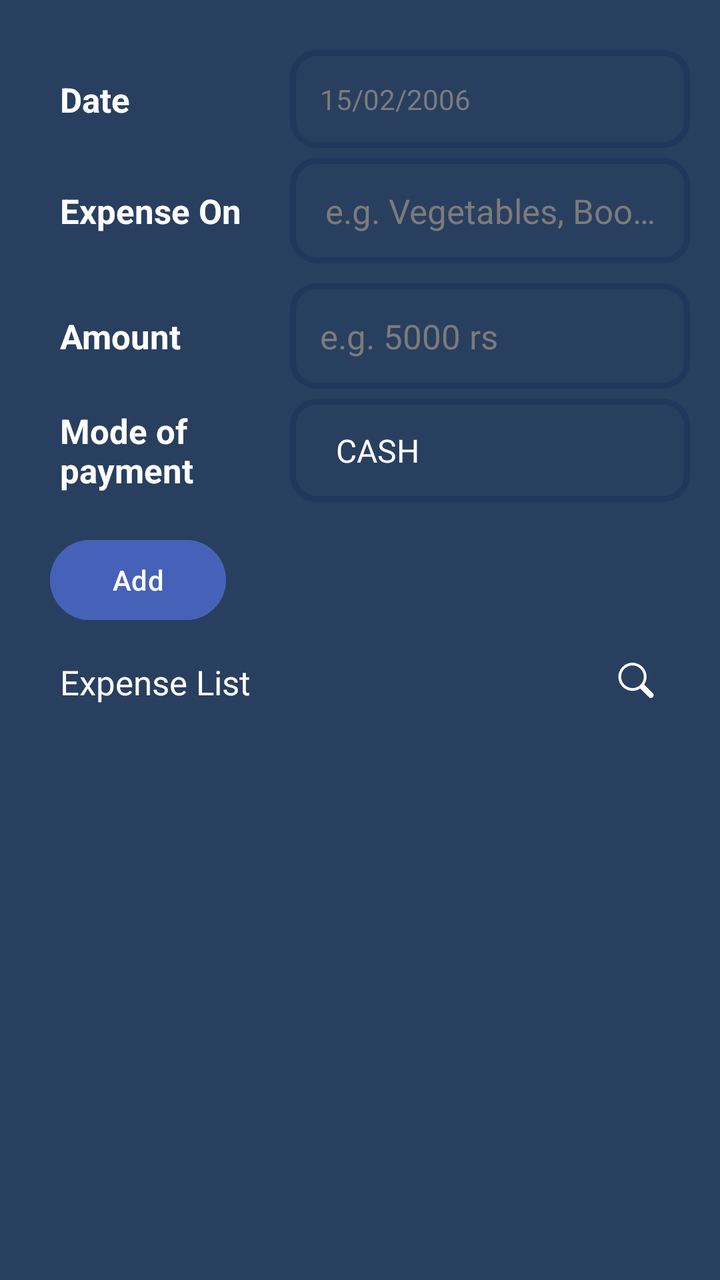
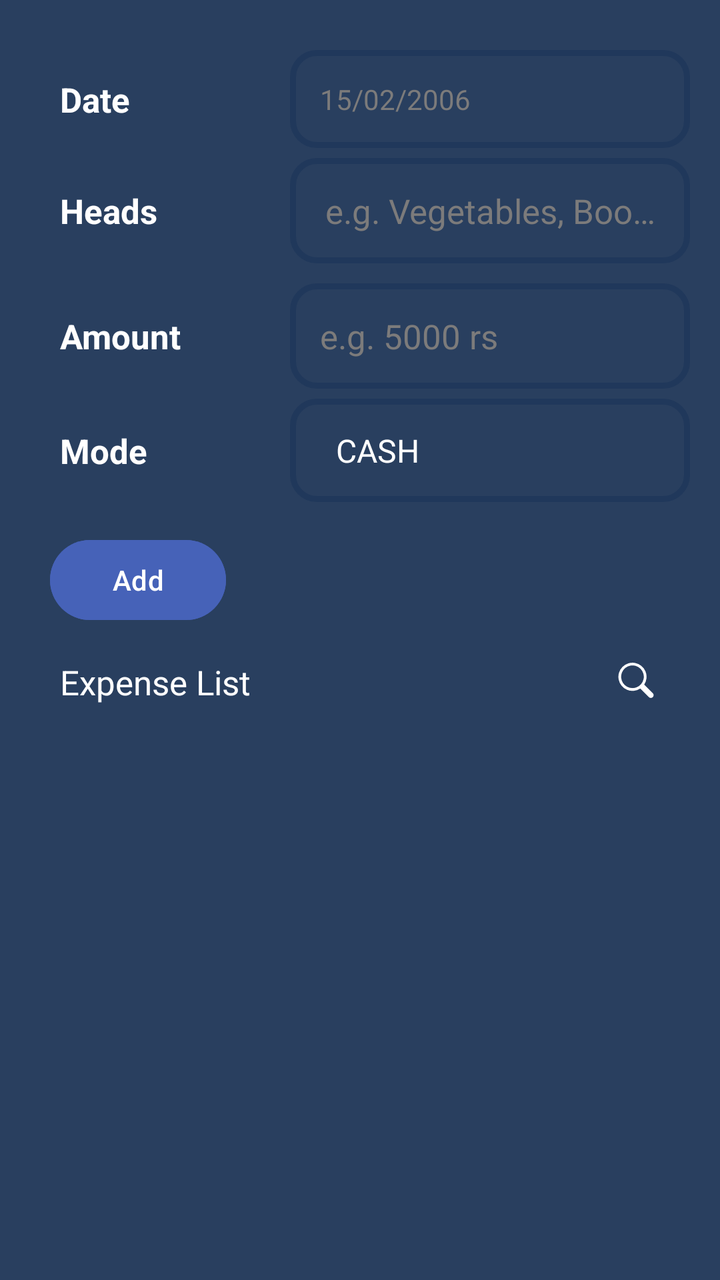

Two renders of the same Android screen: before a commit and after it. Below are the layout's source before the change and the commit's diff.
<!-- AndroidManifest.xml: application theme Theme.GharKharch -->
<!-- res/layout/fragment_book_expense.xml -->
<?xml version="1.0" encoding="utf-8"?>
<androidx.constraintlayout.widget.ConstraintLayout xmlns:android="http://schemas.android.com/apk/res/android"
    xmlns:app="http://schemas.android.com/apk/res-auto"
    android:layout_width="match_parent"
    android:layout_height="match_parent"
    android:background="@color/backgroundColor"
    android:padding="@dimen/padding_large">

    <TextView
        android:layout_width="0dp"
        android:layout_height="wrap_content"
        android:layout_marginVertical="@dimen/margin_medium"
        android:padding="@dimen/padding_large"
        android:text="Date"
        android:textSize="@dimen/text_size_large"
        android:textStyle="bold"
        app:layout_constraintBottom_toBottomOf="@id/date_picker"
        app:layout_constraintEnd_toStartOf="@id/date_picker"
        app:layout_constraintStart_toStartOf="parent"
        app:layout_constraintTop_toTopOf="@id/date_picker" />

    <TextView
        android:id="@+id/date_picker"
        android:layout_width="200dp"
        android:layout_height="wrap_content"
        android:layout_marginVertical="@dimen/margin_medium"
        android:background="@drawable/search_bar_bordered_bg"
        android:padding="@dimen/padding_large"
        android:text="15/02/2006"
        android:textColor="@color/primaryTextColorVariant"
        app:layout_constraintEnd_toEndOf="parent"
        app:layout_constraintTop_toTopOf="parent" />

    <TextView
        android:layout_width="0dp"
        android:layout_height="wrap_content"
        android:layout_marginVertical="@dimen/margin_small"
        android:padding="@dimen/padding_large"
        android:text="Expense On"
        android:textSize="@dimen/text_size_large"
        android:textStyle="bold"
        app:layout_constraintBottom_toBottomOf="@id/input_sub_category"
        app:layout_constraintEnd_toStartOf="@id/input_sub_category"
        app:layout_constraintStart_toStartOf="parent"
        app:layout_constraintTop_toTopOf="@id/input_sub_category" />

    <EditText
        android:id="@+id/input_sub_category"
        style="@style/custom_edit_text"
        android:layout_width="200dp"
        android:layout_height="wrap_content"
        android:layout_marginVertical="@dimen/margin_small"
        android:hint="@string/hint_sub_category"
        android:textSize="@dimen/text_size_large"
        app:layout_constraintEnd_toEndOf="parent"
        app:layout_constraintTop_toBottomOf="@id/date_picker" />

    <TextView
        android:layout_width="0dp"
        android:layout_height="wrap_content"
        android:padding="@dimen/padding_large"
        android:text="Amount "
        android:textSize="@dimen/text_size_large"
        android:textStyle="bold"
        app:layout_constraintBottom_toBottomOf="@id/input_expense"
        app:layout_constraintEnd_toStartOf="@id/input_expense"
        app:layout_constraintStart_toStartOf="parent"
        app:layout_constraintTop_toTopOf="@id/input_expense" />

    <EditText
        android:id="@+id/input_expense"
        android:layout_width="200dp"
        android:layout_height="wrap_content"
        android:layout_marginVertical="@dimen/margin_medium"
        android:layout_marginBottom="@dimen/margin_small"
        android:background="@drawable/search_bar_bordered_bg"
        android:hint="@string/hint_amount"
        android:importantForAutofill="no"
        android:inputType="number"
        android:maxLength="15"
        android:padding="@dimen/padding_large"
        android:textColorHint="@color/primaryTextColorVariant"
        android:textSize="@dimen/text_size_large"
        app:layout_constraintEnd_toEndOf="parent"
        app:layout_constraintTop_toBottomOf="@id/input_sub_category" />

    <TextView
        android:layout_width="0dp"
        android:layout_height="wrap_content"
        android:padding="@dimen/padding_large"
        android:text="Mode of payment"
        android:textSize="@dimen/text_size_large"
        android:textStyle="bold"
        app:layout_constraintBottom_toBottomOf="@id/modes_of_payment"
        app:layout_constraintEnd_toStartOf="@id/modes_of_payment"
        app:layout_constraintStart_toStartOf="parent"
        app:layout_constraintTop_toTopOf="@id/modes_of_payment" />

    <Spinner
        android:id="@+id/modes_of_payment"
        android:layout_width="200dp"
        android:layout_height="wrap_content"
        android:layout_marginVertical="@dimen/margin_small"
        android:background="@drawable/search_bar_bordered_bg"
        android:entries="@array/modesOfPayment"
        android:padding="@dimen/padding_large"
        android:spinnerMode="dialog"
        android:textColor="@color/primaryTextColorVariant"
        android:textStyle="bold"
        app:layout_constraintEnd_toEndOf="parent"
        app:layout_constraintTop_toBottomOf="@id/input_expense" />

    <Button
        android:id="@+id/addBtn"
        android:layout_width="wrap_content"
        android:layout_height="wrap_content"
        android:layout_marginVertical="@dimen/margin_large"
        android:layout_marginStart="@dimen/margin_medium"
        android:backgroundTint="@color/buttonColor"
        android:text="Add"
        app:layout_constraintStart_toStartOf="parent"
        app:layout_constraintTop_toBottomOf="@id/modes_of_payment" />

    <androidx.recyclerview.widget.RecyclerView
        android:id="@+id/category_search_list"
        android:layout_width="0dp"
        android:layout_height="300dp"
        android:layout_marginVertical="@dimen/margin_small"
        android:background="@drawable/rounded_panel"
        android:backgroundTint="@color/backgroundColor"
        android:clipToOutline="true"
        android:elevation="5dp"
        android:outlineProvider="background"
        android:translationZ="5dp"
        android:visibility="gone"
        app:layout_constraintEnd_toEndOf="@id/input_sub_category"
        app:layout_constraintStart_toStartOf="@id/input_sub_category"
        app:layout_constraintTop_toBottomOf="@id/input_sub_category" />

    <LinearLayout
        android:id="@+id/list_container"
        android:layout_width="match_parent"
        android:layout_height="wrap_content"
        android:gravity="center"
        android:orientation="horizontal"
        app:layout_constraintTop_toBottomOf="@id/addBtn">

        <TextView
            android:layout_width="0dp"
            android:layout_height="wrap_content"
            android:layout_weight="1"
            android:padding="@dimen/padding_large"
            android:text="Expense List"
            android:textSize="@dimen/text_size_large" />

        <SearchView
            android:id="@+id/search_bar"
            android:layout_width="match_parent"
            android:layout_height="wrap_content"
            android:background="@drawable/search_bar_bordered_bg"
            android:visibility="gone" />

        <ImageView
            android:id="@+id/search_button"
            android:layout_width="wrap_content"
            android:layout_height="wrap_content"
            android:importantForAccessibility="no"
            android:padding="@dimen/padding_large"
            android:src="@drawable/search_icon" />

    </LinearLayout>

    <androidx.recyclerview.widget.RecyclerView
        android:id="@+id/category_list"
        android:layout_width="0dp"
        android:layout_height="0dp"
        android:layout_marginVertical="@dimen/margin_small"
        app:layout_constraintBottom_toBottomOf="parent"
        app:layout_constraintEnd_toEndOf="@id/list_container"
        app:layout_constraintStart_toStartOf="@id/list_container"
        app:layout_constraintTop_toBottomOf="@id/list_container" />

</androidx.constraintlayout.widget.ConstraintLayout>
<!-- resources referenced by this layout -->
<resources>
  <string-array name="modesOfPayment">
          <item>CASH</item>
          <item>UPI</item>
          <item>CARD</item>
      </string-array>
  <color name="backgroundColor">#293F5F</color>
  <color name="buttonColor">#4662B8</color>
  <color name="primaryTextColorVariant">#7C7B7B</color>
  <dimen name="margin_large">15dp</dimen>
  <dimen name="margin_medium">10dp</dimen>
  <dimen name="margin_small">5dp</dimen>
  <dimen name="padding_large">15dp</dimen>
  <dimen name="text_size_large">17sp</dimen>
  <!-- drawable rounded_panel (drawable) -->
  <?xml version="1.0" encoding="utf-8"?>
  <shape xmlns:android="http://schemas.android.com/apk/res/android"
      android:shape="rectangle">
      <corners android:radius="8dp" />
  </shape>
  <!-- drawable search_bar_bordered_bg (drawable) -->
  <?xml version="1.0" encoding="utf-8"?>
  <shape xmlns:android="http://schemas.android.com/apk/res/android"
      android:shape="rectangle">
      <stroke
          android:width="3dp"
          android:color="@color/backgroundColorVariant" />
      <corners android:radius="12dp" />
  </shape>
  <!-- drawable search_icon (drawable) -->
  <vector xmlns:android="http://schemas.android.com/apk/res/android"
      android:width="24dp"
      android:height="24dp"
      android:tint="@color/white"
      android:viewportWidth="19"
      android:viewportHeight="19">
  
      <path
          android:fillColor="#000000"
          android:pathData="M16.147,15.488a1.112,1.112 0,0 1,-1.567 0l-3.395,-3.395a5.575,5.575 0,1 1,1.568 -1.568l3.394,3.395a1.112,1.112 0,0 1,0 1.568zM9.786,11.585a4.488,4.488 0,1 0,-1.681 0.327,4.443 4.443,0 0,0 1.68,-0.327z" />
  
  </vector>
  <string name="hint_amount">e.g. 5000 rs</string>
  <string name="hint_sub_category">e.g. Vegetables, Books, etc.</string>
  <style name="custom_edit_text" parent="Widget.AppCompat.EditText">
          <item name="android:maxLines">1</item>
          <item name="android:maxLength">20</item>
          <item name="android:ellipsize">end</item>
          <item name="android:inputType">text</item>
          <item name="android:gravity">center</item>
          <item name="android:importantForAutofill">no</item>
          <item name="android:padding">@dimen/padding_large</item>
          <item name="android:background">@drawable/search_bar_bordered_bg</item>
          <item name="android:textColorHint">@color/primaryTextColorVariant</item>
      </style>
  <style name="Theme.GharKharch" parent="Base.Theme.GharKharch">
          <item name="colorPrimary">@color/backgroundColor</item>
          <item name="colorSecondary">@color/lGrey</item>
          
          <item name="colorOnSecondary">@color/primaryTextColor</item>
          <item name="colorOnPrimary">@color/primaryTextColor</item>
          
          <item name="android:textColor">@color/primaryTextColor</item>
          <item name="android:textColorPrimary">@color/primaryTextColor</item>
          <item name="android:textColorSecondary">@color/primaryTextColorVariant</item>
      </style>
  <color name="backgroundColorVariant">#20385B</color>
  <color name="white">#FFFFFFFF</color>
  <style name="Base.Theme.GharKharch" parent="Theme.Material3.DayNight.NoActionBar">
          
      </style>
  <color name="lGrey">#616161</color>
  <color name="primaryTextColor">#FFFFFF</color>
</resources>

<!-- the commit's change to res/layout/fragment_book_expense.xml (unified diff, before → after) -->
@@ -36,7 +36,7 @@
         android:layout_height="wrap_content"
         android:layout_marginVertical="@dimen/margin_small"
         android:padding="@dimen/padding_large"
-        android:text="Expense On"
+        android:text="Heads"
         android:textSize="@dimen/text_size_large"
         android:textStyle="bold"
         app:layout_constraintBottom_toBottomOf="@id/input_sub_category"
@@ -88,7 +88,7 @@
         android:layout_width="0dp"
         android:layout_height="wrap_content"
         android:padding="@dimen/padding_large"
-        android:text="Mode of payment"
+        android:text="Mode"
         android:textSize="@dimen/text_size_large"
         android:textStyle="bold"
         app:layout_constraintBottom_toBottomOf="@id/modes_of_payment"
@@ -171,7 +171,7 @@
     </LinearLayout>
 
     <androidx.recyclerview.widget.RecyclerView
-        android:id="@+id/category_list"
+        android:id="@+id/rcv_expense_list"
         android:layout_width="0dp"
         android:layout_height="0dp"
         android:layout_marginVertical="@dimen/margin_small"
